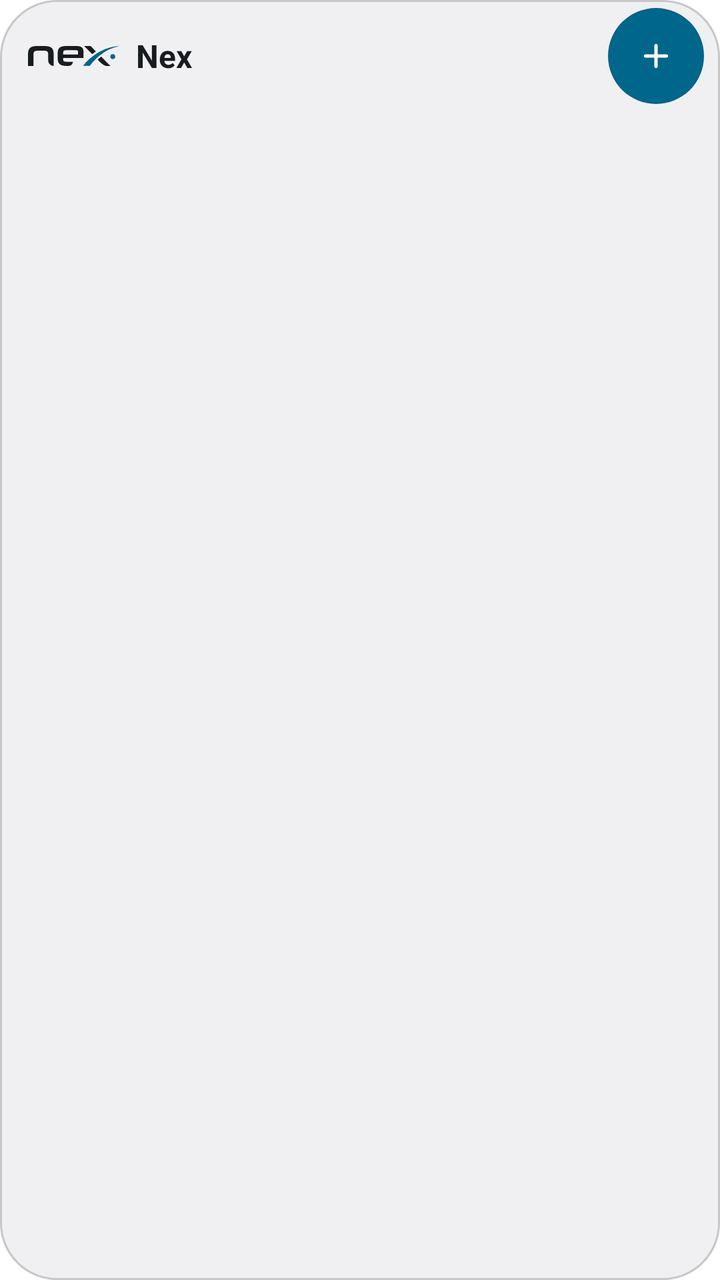
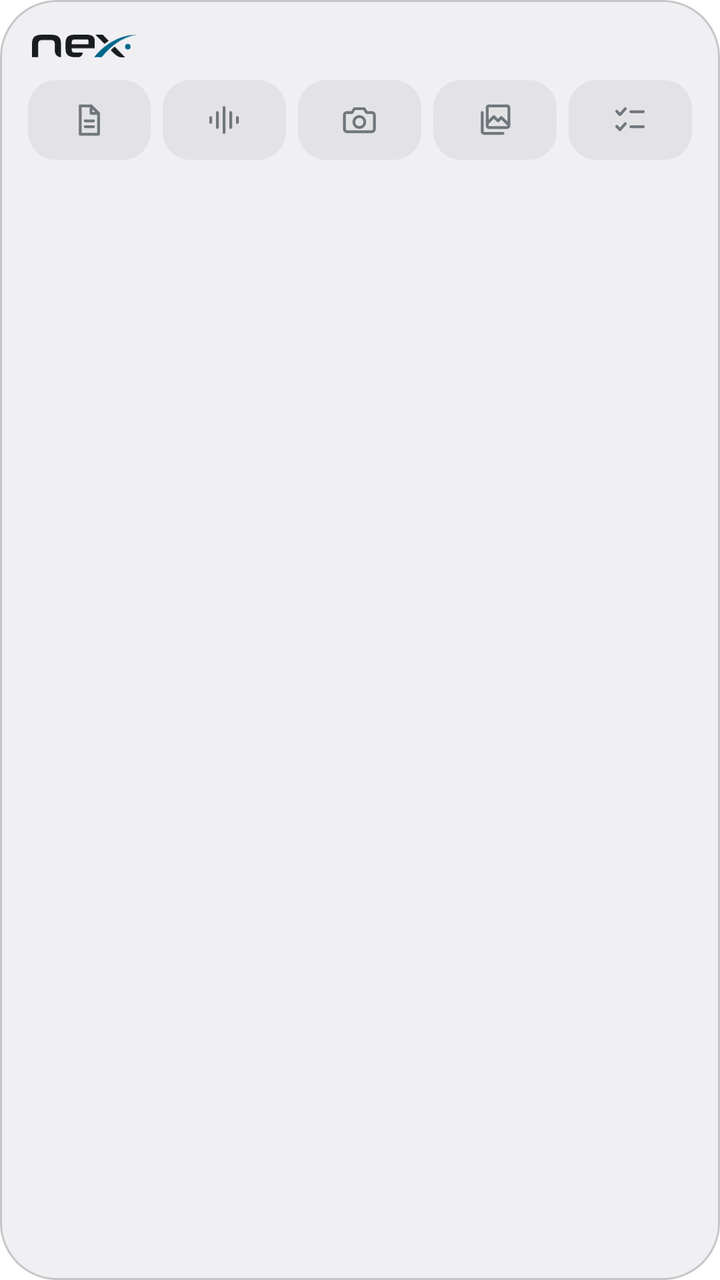

An Android layout rendered at two revisions. The XML below is the earlier revision; the diff shows what the commit changed to produce the second picture.
<!-- AndroidManifest.xml: fallback theme Theme.MaterialComponents.DayNight.NoActionBar -->
<!-- res/layout/widget_timeline.xml -->
<?xml version="1.0" encoding="utf-8"?>
<LinearLayout xmlns:android="http://schemas.android.com/apk/res/android"
    android:id="@+id/nex_widget_timeline_root"
    android:layout_width="match_parent"
    android:layout_height="match_parent"
    android:layoutDirection="locale"
    android:orientation="vertical"
    android:background="@drawable/nex_widget_bg_card">

    <LinearLayout
        android:id="@+id/nex_widget_header"
        android:layout_width="match_parent"
        android:layout_height="wrap_content"
        android:minHeight="56dp"
        android:gravity="center_vertical"
        android:orientation="horizontal"
        android:paddingStart="14dp"
        android:paddingEnd="8dp">

        <ImageView
            android:id="@+id/nex_widget_brand"
            android:layout_width="46dp"
            android:layout_height="10dp"
            android:importantForAccessibility="no"
            android:src="@drawable/nex_widget_ic_mark" />

        
        <TextView
            android:id="@+id/nex_widget_title"
            style="@style/NexWidget.Title"
            android:layout_width="0dp"
            android:layout_height="wrap_content"
            android:layout_weight="1"
            android:layout_marginStart="8dp"
            android:ellipsize="end"
            android:text="@string/app_name" />

        <FrameLayout
            android:id="@+id/nex_widget_capture_badge"
            android:layout_width="48dp"
            android:layout_height="48dp"
            android:background="@drawable/nex_widget_bg_badge">

            <ImageView
                android:layout_width="18dp"
                android:layout_height="18dp"
                android:layout_gravity="center"
                android:importantForAccessibility="no"
                android:src="@drawable/nex_widget_ic_plus" />
        </FrameLayout>
    </LinearLayout>

    <ListView
        android:id="@+id/nex_widget_list"
        android:layout_width="match_parent"
        android:layout_height="match_parent"
        android:divider="@null"
        android:dividerHeight="0dp"
        android:scrollbars="vertical"
        android:paddingBottom="12dp"
        android:clipToPadding="false" />

    <LinearLayout
        android:id="@+id/nex_widget_locked"
        android:layout_width="match_parent"
        android:layout_height="match_parent"
        android:gravity="center"
        android:orientation="horizontal"
        android:paddingStart="20dp"
        android:paddingEnd="20dp"
        android:visibility="gone">

        <ImageView
            android:layout_width="18dp"
            android:layout_height="18dp"
            android:importantForAccessibility="no"
            android:src="@drawable/nex_widget_ic_lock" />

        <TextView
            android:id="@+id/nex_widget_locked_text"
            style="@style/NexWidget.Message"
            android:layout_width="wrap_content"
            android:layout_height="wrap_content"
            android:layout_marginStart="10dp" />
    </LinearLayout>

    <LinearLayout
        android:id="@+id/nex_widget_empty"
        android:layout_width="match_parent"
        android:layout_height="match_parent"
        android:gravity="center"
        android:orientation="vertical"
        android:paddingStart="20dp"
        android:paddingEnd="20dp"
        android:visibility="gone">

        <TextView
            android:id="@+id/nex_widget_empty_title"
            style="@style/NexWidget.EmptyTitle"
            android:layout_width="wrap_content"
            android:layout_height="wrap_content"
            android:gravity="center" />

        <TextView
            android:id="@+id/nex_widget_empty_hint"
            style="@style/NexWidget.Message"
            android:layout_width="wrap_content"
            android:layout_height="wrap_content"
            android:layout_marginTop="4dp"
            android:gravity="center" />
    </LinearLayout>
</LinearLayout>
<!-- resources referenced by this layout -->
<resources>
  <!-- drawable nex_widget_bg_badge (drawable) -->
  <?xml version="1.0" encoding="utf-8"?>
  <shape xmlns:android="http://schemas.android.com/apk/res/android"
      android:shape="oval">
      <solid android:color="@color/nex_widget_accent" />
  </shape>
  <!-- drawable nex_widget_ic_plus (drawable) -->
  <?xml version="1.0" encoding="utf-8"?>
  <vector xmlns:android="http://schemas.android.com/apk/res/android"
      android:width="24dp"
      android:height="24dp"
      android:viewportWidth="24"
      android:viewportHeight="24">
      <path
          android:strokeColor="@color/nex_widget_on_accent"
          android:strokeWidth="2.2"
          android:strokeLineCap="round"
          android:pathData="M12,5 L12,19 M5,12 L19,12" />
  </vector>
  <string name="app_name" translatable="false">Nex</string>
  <style name="NexWidget.Title" parent="">
          <item name="android:fontFamily">sans-serif</item>
          <item name="android:textStyle">bold</item>
          <item name="android:textSize">16sp</item>
          <item name="android:textColor">@color/nex_widget_text</item>
          <item name="android:maxLines">1</item>
      </style>
  <color name="nex_widget_accent">#1D4ED8</color>
  <color name="nex_widget_on_accent">#FFFFFF</color>
  <!-- unchanged entries left out for length: 10 -->
</resources>

<!-- the commit's change to res/layout/widget_timeline.xml (unified diff, before → after) -->
@@ -11,42 +11,118 @@
         android:id="@+id/nex_widget_header"
         android:layout_width="match_parent"
         android:layout_height="wrap_content"
-        android:minHeight="56dp"
+        android:minHeight="40dp"
         android:gravity="center_vertical"
         android:orientation="horizontal"
-        android:paddingStart="14dp"
-        android:paddingEnd="8dp">
+        android:paddingStart="16dp"
+        android:paddingEnd="16dp"
+        android:paddingTop="6dp">
 
         <ImageView
             android:id="@+id/nex_widget_brand"
-            android:layout_width="46dp"
-            android:layout_height="10dp"
+            android:layout_width="52dp"
+            android:layout_height="12dp"
             android:importantForAccessibility="no"
             android:src="@drawable/nex_widget_ic_mark" />
+    </LinearLayout>
 
-        
-        <TextView
-            android:id="@+id/nex_widget_title"
-            style="@style/NexWidget.Title"
-            android:layout_width="0dp"
-            android:layout_height="wrap_content"
-            android:layout_weight="1"
-            android:layout_marginStart="8dp"
-            android:ellipsize="end"
-            android:text="@string/app_name" />
+    <LinearLayout
+        android:id="@+id/nex_widget_capture_row"
+        android:layout_width="match_parent"
+        android:layout_height="wrap_content"
+        android:orientation="horizontal"
+        android:paddingStart="11dp"
+        android:paddingEnd="11dp"
+        android:paddingBottom="6dp">
 
         <FrameLayout
-            android:id="@+id/nex_widget_capture_badge"
-            android:layout_width="48dp"
-            android:layout_height="48dp"
-            android:background="@drawable/nex_widget_bg_badge">
+            android:id="@+id/nex_widget_capture_note"
+            android:layout_width="0dp"
+            android:layout_height="40dp"
+            android:layout_weight="1"
+            android:layout_marginStart="3dp"
+            android:layout_marginEnd="3dp"
+            android:background="@drawable/nex_widget_bg_action">
 
             <ImageView
-                android:layout_width="18dp"
-                android:layout_height="18dp"
+                android:id="@+id/nex_widget_capture_note_icon"
+                android:layout_width="20dp"
+                android:layout_height="20dp"
                 android:layout_gravity="center"
                 android:importantForAccessibility="no"
-                android:src="@drawable/nex_widget_ic_plus" />
+                android:src="@drawable/nex_widget_ic_type_text" />
+        </FrameLayout>
+
+        <FrameLayout
+            android:id="@+id/nex_widget_capture_voice"
+            android:layout_width="0dp"
+            android:layout_height="40dp"
+            android:layout_weight="1"
+            android:layout_marginStart="3dp"
+            android:layout_marginEnd="3dp"
+            android:background="@drawable/nex_widget_bg_action">
+
+            <ImageView
+                android:id="@+id/nex_widget_capture_voice_icon"
+                android:layout_width="20dp"
+                android:layout_height="20dp"
+                android:layout_gravity="center"
+                android:importantForAccessibility="no"
+                android:src="@drawable/nex_widget_ic_type_voice" />
+        </FrameLayout>
+
+        <FrameLayout
+            android:id="@+id/nex_widget_capture_camera"
+            android:layout_width="0dp"
+            android:layout_height="40dp"
+            android:layout_weight="1"
+            android:layout_marginStart="3dp"
+            android:layout_marginEnd="3dp"
+            android:background="@drawable/nex_widget_bg_action">
+
+            <ImageView
+                android:id="@+id/nex_widget_capture_camera_icon"
+                android:layout_width="20dp"
+                android:layout_height="20dp"
+                android:layout_gravity="center"
+                android:importantForAccessibility="no"
+                android:src="@drawable/nex_widget_ic_camera" />
+        </FrameLayout>
+
+        <FrameLayout
+            android:id="@+id/nex_widget_capture_gallery"
+            android:layout_width="0dp"
+            android:layout_height="40dp"
+            android:layout_weight="1"
+            android:layout_marginStart="3dp"
+            android:layout_marginEnd="3dp"
+            android:background="@drawable/nex_widget_bg_action">
+
+            <ImageView
+                android:id="@+id/nex_widget_capture_gallery_icon"
+                android:layout_width="20dp"
+                android:layout_height="20dp"
+                android:layout_gravity="center"
+                android:importantForAccessibility="no"
+                android:src="@drawable/nex_widget_ic_gallery" />
+        </FrameLayout>
+
+        <FrameLayout
+            android:id="@+id/nex_widget_capture_checklist"
+            android:layout_width="0dp"
+            android:layout_height="40dp"
+            android:layout_weight="1"
+            android:layout_marginStart="3dp"
+            android:layout_marginEnd="3dp"
+            android:background="@drawable/nex_widget_bg_action">
+
+            <ImageView
+                android:id="@+id/nex_widget_capture_checklist_icon"
+                android:layout_width="20dp"
+                android:layout_height="20dp"
+                android:layout_gravity="center"
+                android:importantForAccessibility="no"
+                android:src="@drawable/nex_widget_ic_type_checklist" />
         </FrameLayout>
     </LinearLayout>
 
<!-- resource entries referenced after the edit -->
@@ -1,12 +1,13 @@
 <!-- resources referenced by this layout -->
 <resources>
-  <!-- drawable nex_widget_bg_badge (drawable) -->
+  <!-- drawable nex_widget_bg_action (drawable) -->
   <?xml version="1.0" encoding="utf-8"?>
   <shape xmlns:android="http://schemas.android.com/apk/res/android"
-      android:shape="oval">
-      <solid android:color="@color/nex_widget_accent" />
+      android:shape="rectangle">
+      <solid android:color="@color/nex_widget_action" />
+      <corners android:radius="14dp" />
   </shape>
-  <!-- drawable nex_widget_ic_plus (drawable) -->
+  <!-- drawable nex_widget_ic_camera (drawable) -->
   <?xml version="1.0" encoding="utf-8"?>
   <vector xmlns:android="http://schemas.android.com/apk/res/android"
       android:width="24dp"
@@ -14,21 +15,111 @@
       android:viewportWidth="24"
       android:viewportHeight="24">
       <path
-          android:strokeColor="@color/nex_widget_on_accent"
-          android:strokeWidth="2.2"
+          android:strokeColor="@color/nex_widget_text_dim"
+          android:strokeWidth="1.7"
           android:strokeLineCap="round"
-          android:pathData="M12,5 L12,19 M5,12 L19,12" />
+          android:strokeLineJoin="round"
+          android:pathData="M4.5,7.5 L7.6,7.5 L9.1,5.2 L14.9,5.2 L16.4,7.5 L19.5,7.5 A1.5,1.5 0 0,1 21,9 L21,17.5 A1.5,1.5 0 0,1 19.5,19 L4.5,19 A1.5,1.5 0 0,1 3,17.5 L3,9 A1.5,1.5 0 0,1 4.5,7.5 Z" />
+      <path
+          android:strokeColor="@color/nex_widget_text_dim"
+          android:strokeWidth="1.7"
+          android:pathData="M12,13.2m-3.3,0a3.3,3.3 0 1,0 6.6,0a3.3,3.3 0 1,0 -6.6,0" />
   </vector>
-  <string name="app_name" translatable="false">Nex</string>
-  <style name="NexWidget.Title" parent="">
-          <item name="android:fontFamily">sans-serif</item>
-          <item name="android:textStyle">bold</item>
-          <item name="android:textSize">16sp</item>
-          <item name="android:textColor">@color/nex_widget_text</item>
-          <item name="android:maxLines">1</item>
-      </style>
-  <color name="nex_widget_accent">#1D4ED8</color>
-  <color name="nex_widget_on_accent">#FFFFFF</color>
+  <!-- drawable nex_widget_ic_gallery (drawable) -->
+  <?xml version="1.0" encoding="utf-8"?>
+  <vector xmlns:android="http://schemas.android.com/apk/res/android"
+      android:width="24dp"
+      android:height="24dp"
+      android:viewportWidth="24"
+      android:viewportHeight="24">
+      <path
+          android:strokeColor="@color/nex_widget_text_dim"
+          android:strokeWidth="1.7"
+          android:strokeLineCap="round"
+          android:strokeLineJoin="round"
+          android:pathData="M8.5,3.5 L19.5,3.5 A1,1 0 0,1 20.5,4.5 L20.5,15.5 A1,1 0 0,1 19.5,16.5 L8.5,16.5 A1,1 0 0,1 7.5,15.5 L7.5,4.5 A1,1 0 0,1 8.5,3.5 Z" />
+      <path
+          android:strokeColor="@color/nex_widget_text_dim"
+          android:strokeWidth="1.7"
+          android:strokeLineCap="round"
+          android:strokeLineJoin="round"
+          android:pathData="M8,13.5 L11.5,10 L14,12.5 L16,10.5 L20,14.5" />
+      <path
+          android:strokeColor="@color/nex_widget_text_dim"
+          android:strokeWidth="1.7"
+          android:strokeLineCap="round"
+          android:strokeLineJoin="round"
+          android:pathData="M4.5,7.5 L4.5,19 A1,1 0 0,0 5.5,20 L17,20" />
+  </vector>
+  <!-- drawable nex_widget_ic_type_checklist (drawable) -->
+  <?xml version="1.0" encoding="utf-8"?>
+  <vector xmlns:android="http://schemas.android.com/apk/res/android"
+      android:width="24dp"
+      android:height="24dp"
+      android:viewportWidth="24"
+      android:viewportHeight="24">
+      <path
+          android:strokeColor="@color/nex_widget_text_dim"
+          android:strokeWidth="1.7"
+          android:strokeLineCap="round"
+          android:strokeLineJoin="round"
+          android:pathData="M4,6.8 L6,8.8 L9.2,5.2" />
+      <path
+          android:strokeColor="@color/nex_widget_text_dim"
+          android:strokeWidth="1.7"
+          android:strokeLineCap="round"
+          android:pathData="M12.5,7 L20,7" />
+      <path
+          android:strokeColor="@color/nex_widget_text_dim"
+          android:strokeWidth="1.7"
+          android:strokeLineCap="round"
+          android:strokeLineJoin="round"
+          android:pathData="M4,15.8 L6,17.8 L9.2,14.2" />
+      <path
+          android:strokeColor="@color/nex_widget_text_dim"
+          android:strokeWidth="1.7"
+          android:strokeLineCap="round"
+          android:pathData="M12.5,16 L20,16" />
+  </vector>
+  <!-- drawable nex_widget_ic_type_text (drawable) -->
+  <?xml version="1.0" encoding="utf-8"?>
+  <vector xmlns:android="http://schemas.android.com/apk/res/android"
+      android:width="24dp"
+      android:height="24dp"
+      android:viewportWidth="24"
+      android:viewportHeight="24">
+      <path
+          android:strokeColor="@color/nex_widget_text_dim"
+          android:strokeWidth="1.7"
+          android:strokeLineCap="round"
+          android:strokeLineJoin="round"
+          android:pathData="M6.5,3.5 L13,3.5 L17.5,8 L17.5,20.5 L6.5,20.5 Z" />
+      <path
+          android:strokeColor="@color/nex_widget_text_dim"
+          android:strokeWidth="1.7"
+          android:strokeLineCap="round"
+          android:strokeLineJoin="round"
+          android:pathData="M13,3.5 L13,8 L17.5,8" />
+      <path
+          android:strokeColor="@color/nex_widget_text_dim"
+          android:strokeWidth="1.7"
+          android:strokeLineCap="round"
+          android:pathData="M9.5,12.5 L14.5,12.5 M9.5,16 L14.5,16" />
+  </vector>
+  <!-- drawable nex_widget_ic_type_voice (drawable) -->
+  <?xml version="1.0" encoding="utf-8"?>
+  <vector xmlns:android="http://schemas.android.com/apk/res/android"
+      android:width="24dp"
+      android:height="24dp"
+      android:viewportWidth="24"
+      android:viewportHeight="24">
+      <path
+          android:strokeColor="@color/nex_widget_text_dim"
+          android:strokeWidth="1.7"
+          android:strokeLineCap="round"
+          android:pathData="M4,10.5 L4,13.5 M8,7.5 L8,16.5 M12,4.5 L12,19.5 M16,7.5 L16,16.5 M20,10.5 L20,13.5" />
+  </vector>
+  <color name="nex_widget_action">#10262626</color>
   <!-- unchanged entries left out for length: 10 -->
 </resources>
 
